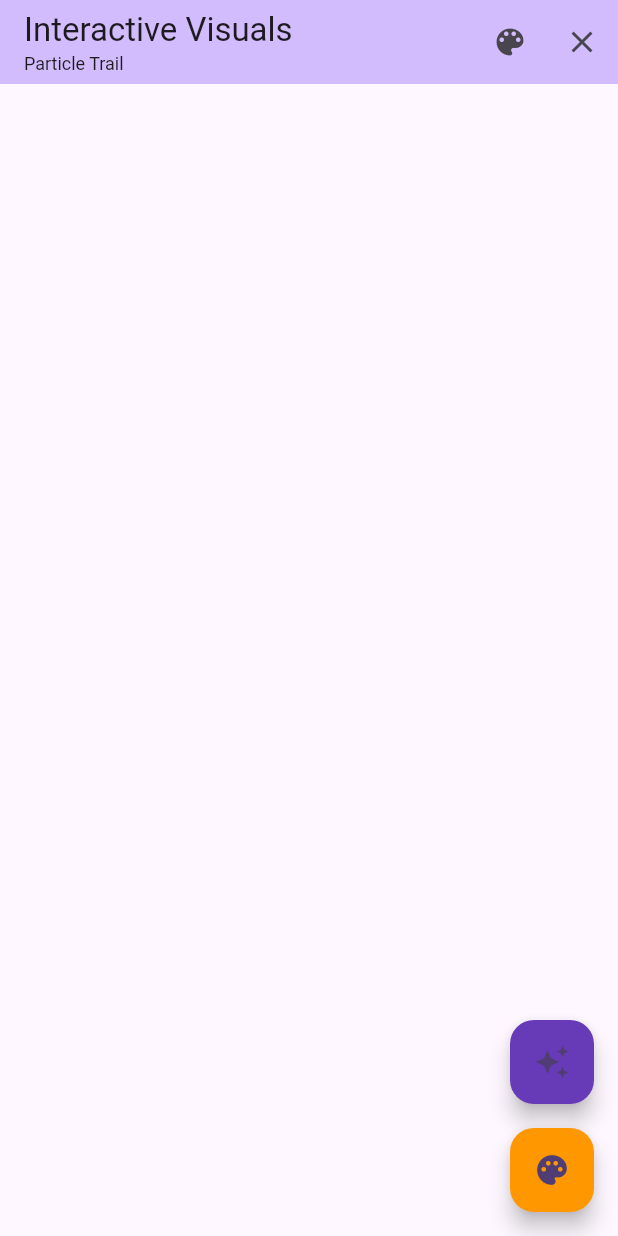
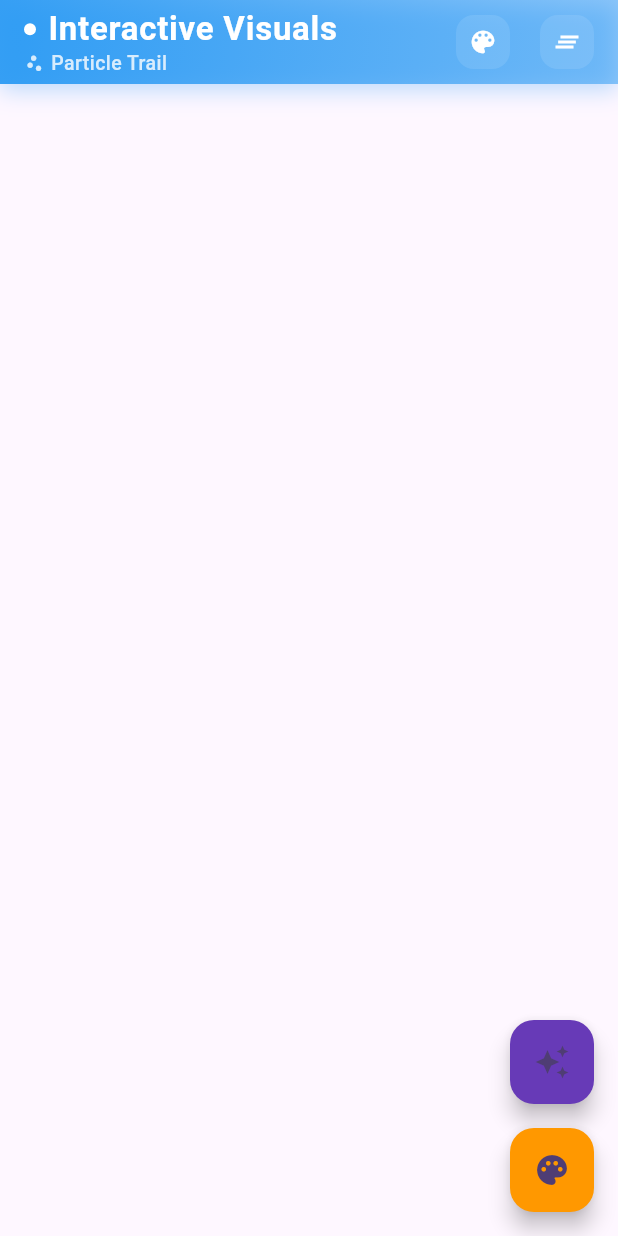
Before and after one commit to Piyushhhhh/flutter-visuals, a Flutter app: the screen it shows after launch, on a phone screen of 412 x 824 dp. Run offline on Flutter 3.47's test engine with Material 3 defaults, Android fonts, the phone set to English and light mode, and no system bars.

Commit message:
Implement dynamic app bar with professional design and color theming

```diff
--- a/lib/main.dart
+++ b/lib/main.dart
@@ -22,6 +22,158 @@ class VisualsApp extends StatelessWidget {
       home: const InteractiveVisualsPage(),
     );
   }
+}
+
+class _DynamicAppBar extends StatelessWidget implements PreferredSizeWidget {
+  final VisualEffectsController controller;
+  final VoidCallback onColorChange;
+  final VoidCallback onClear;
+  final bool Function(Color) isDarkColor;
+  final IconData Function(EffectType) getEffectIcon;
+
+  const _DynamicAppBar({
+    required this.controller,
+    required this.onColorChange,
+    required this.onClear,
+    required this.isDarkColor,
+    required this.getEffectIcon,
+  });
+
+  @override
+  Widget build(BuildContext context) {
+    return ListenableBuilder(
+      listenable: controller,
+      builder: (context, child) {
+        final currentColor = controller.state.currentPaintColor;
+        final isDark = isDarkColor(currentColor);
+
+        return AppBar(
+          elevation: 0,
+          scrolledUnderElevation: 0,
+          backgroundColor: Colors.transparent,
+          flexibleSpace: Container(
+            decoration: BoxDecoration(
+              gradient: LinearGradient(
+                begin: Alignment.topLeft,
+                end: Alignment.bottomRight,
+                colors: [
+                  currentColor.withOpacity(0.9),
+                  currentColor.withOpacity(0.7),
+                  currentColor.withOpacity(0.5),
+                ],
+              ),
+              boxShadow: [
+                BoxShadow(
+                  color: currentColor.withOpacity(0.3),
+                  blurRadius: 12,
+                  offset: const Offset(0, 4),
+                ),
+              ],
+            ),
+          ),
+          title: AnimatedDefaultTextStyle(
+            duration: const Duration(milliseconds: 300),
+            style: TextStyle(
+              color: isDark ? Colors.white : Colors.black,
+              fontWeight: FontWeight.w600,
+              fontSize: 22,
+              letterSpacing: 0.5,
+            ),
+            child: Column(
+              crossAxisAlignment: CrossAxisAlignment.start,
+              mainAxisSize: MainAxisSize.min,
+              children: [
+                Row(
+                  children: [
+                    Container(
+                      width: 8,
+                      height: 8,
+                      decoration: BoxDecoration(
+                        color: isDark ? Colors.white : Colors.black,
+                        shape: BoxShape.circle,
+                      ),
+                    ),
+                    const SizedBox(width: 8),
+                    const Text('Interactive Visuals'),
+                  ],
+                ),
+                const SizedBox(height: 2),
+                AnimatedDefaultTextStyle(
+                  duration: const Duration(milliseconds: 300),
+                  style: TextStyle(
+                    color:
+                        (isDark ? Colors.white : Colors.black).withOpacity(0.8),
+                    fontSize: 13,
+                    fontWeight: FontWeight.w500,
+                    letterSpacing: 0.3,
+                  ),
+                  child: Row(
+                    children: [
+                      Icon(
+                        getEffectIcon(controller.state.currentEffectType),
+                        size: 14,
+                        color: (isDark ? Colors.white : Colors.black)
+                            .withOpacity(0.8),
+                      ),
+                      const SizedBox(width: 4),
+                      Text(controller.state.currentEffectType.displayName),
+                    ],
+                  ),
+                ),
+              ],
+            ),
+          ),
+          actions: [
+            Container(
+              margin: const EdgeInsets.only(right: 4),
+              child: IconButton(
+                icon: AnimatedContainer(
+                  duration: const Duration(milliseconds: 300),
+                  padding: const EdgeInsets.all(8),
+                  decoration: BoxDecoration(
+                    color:
+                        (isDark ? Colors.white : Colors.black).withOpacity(0.1),
+                    borderRadius: BorderRadius.circular(12),
+                  ),
+                  child: Icon(
+                    Icons.color_lens,
+                    color: isDark ? Colors.white : Colors.black,
+                    size: 20,
+                  ),
+                ),
+                onPressed: onColorChange,
+                tooltip: 'Change Paint Color',
+              ),
+            ),
+            Container(
+              margin: const EdgeInsets.only(right: 8),
+              child: IconButton(
+                icon: AnimatedContainer(
+                  duration: const Duration(milliseconds: 300),
+                  padding: const EdgeInsets.all(8),
+                  decoration: BoxDecoration(
+                    color:
+                        (isDark ? Colors.white : Colors.black).withOpacity(0.1),
+                    borderRadius: BorderRadius.circular(12),
+                  ),
+                  child: Icon(
+                    Icons.clear_all,
+                    color: isDark ? Colors.white : Colors.black,
+                    size: 20,
+                  ),
+                ),
+                onPressed: onClear,
+                tooltip: 'Clear All Effects',
+              ),
+            ),
+          ],
+        );
+      },
+    );
+  }
+
+  @override
+  Size get preferredSize => const Size.fromHeight(kToolbarHeight);
 }
 
 class InteractiveVisualsPage extends StatefulWidget {
@@ -60,41 +212,43 @@ class _InteractiveVisualsPageState extends State<InteractiveVisualsPage> {
     });
   }
 
+  // Helper method to determine if a color is dark
+  bool _isDarkColor(Color color) {
+    // Calculate luminance using the standard formula
+    double luminance =
+        (0.299 * color.red + 0.587 * color.green + 0.114 * color.blue) / 255;
+    return luminance < 0.5;
+  }
+
+  // Helper method to get appropriate icon for each effect type
+  IconData _getEffectIcon(EffectType effectType) {
+    switch (effectType) {
+      case EffectType.particleTrail:
+        return Icons.scatter_plot;
+      case EffectType.rippleEffect:
+        return Icons.water_drop;
+      case EffectType.springObject:
+        return Icons.sports_basketball;
+      case EffectType.scribbleDraw:
+        return Icons.brush;
+      case EffectType.sparkleTrail:
+        return Icons.auto_awesome;
+      case EffectType.bezierWeb:
+        return Icons.timeline;
+      case EffectType.floatingBlobs:
+        return Icons.bubble_chart;
+    }
+  }
+
   @override
   Widget build(BuildContext context) {
     return Scaffold(
-      appBar: AppBar(
-        backgroundColor: Theme.of(context).colorScheme.inversePrimary,
-        title: ListenableBuilder(
-          listenable: _controller,
-          builder: (context, child) {
-            return Column(
-              crossAxisAlignment: CrossAxisAlignment.start,
-              children: [
-                const Text('Interactive Visuals'),
-                Text(
-                  _controller.state.currentEffectType.displayName,
-                  style: const TextStyle(
-                    fontSize: 12,
-                    fontWeight: FontWeight.normal,
-                  ),
-                ),
-              ],
-            );
-          },
-        ),
-        actions: [
-          IconButton(
-            icon: const Icon(Icons.color_lens),
-            onPressed: _controller.changePaintColor,
-            tooltip: 'Change Paint Color',
-          ),
-          IconButton(
-            icon: const Icon(Icons.clear),
-            onPressed: _controller.clearAllEffects,
-            tooltip: 'Clear All Effects',
-          ),
-        ],
+      appBar: _DynamicAppBar(
+        controller: _controller,
+        onColorChange: _controller.changePaintColor,
+        onClear: _controller.clearAllEffects,
+        isDarkColor: _isDarkColor,
+        getEffectIcon: _getEffectIcon,
       ),
       body: Stack(
         children: [
```
